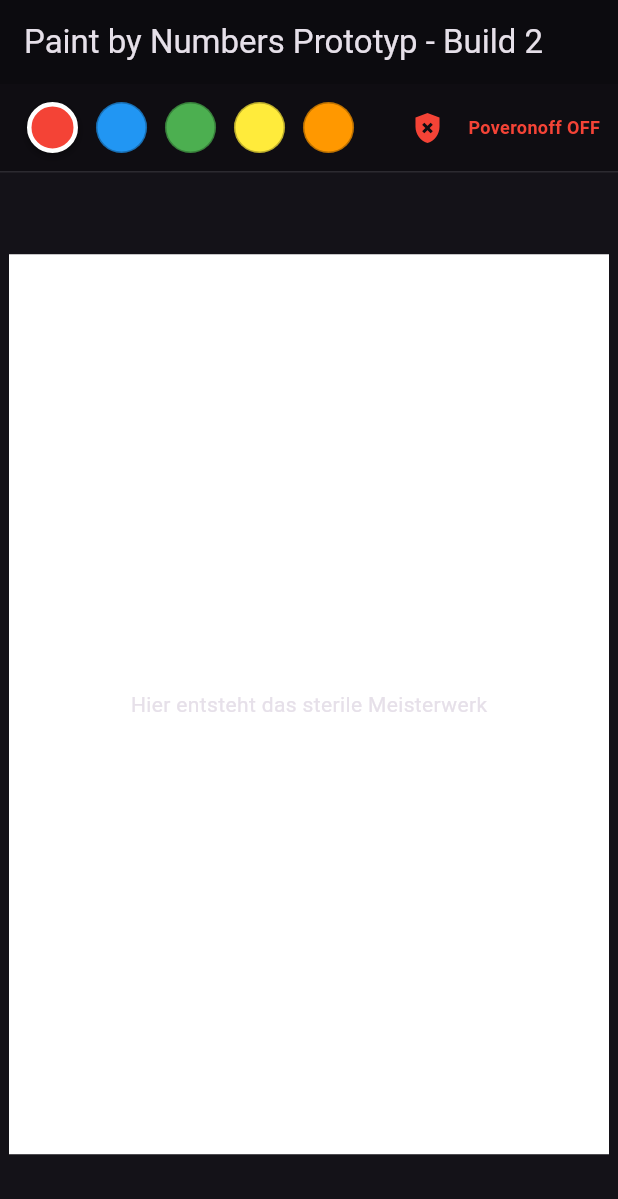
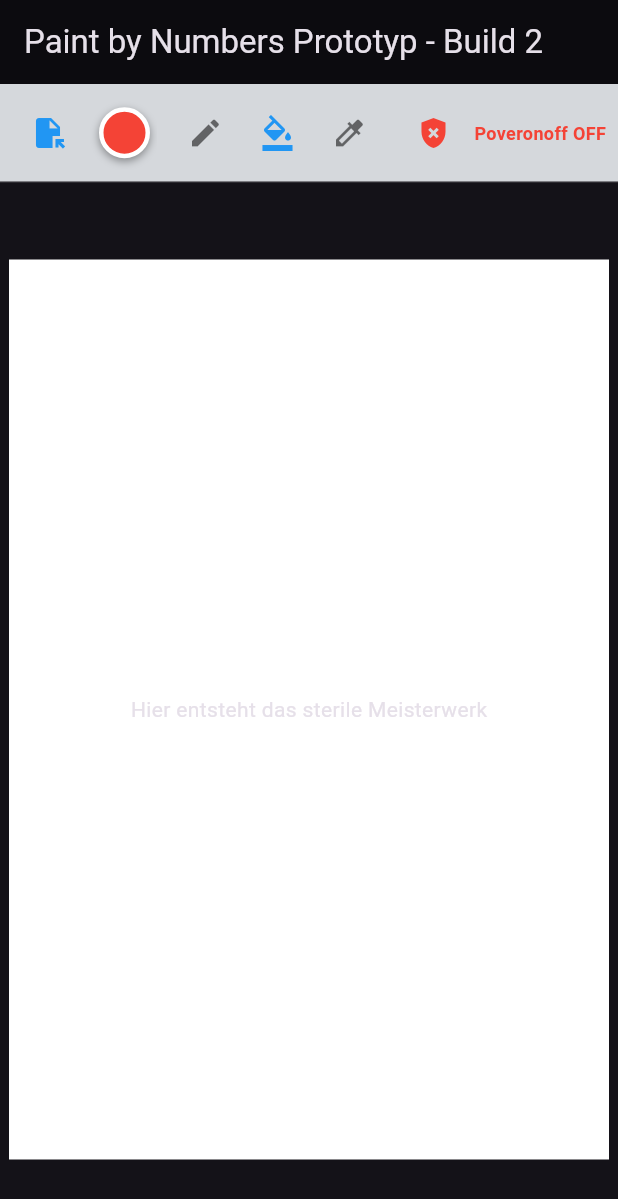
Before and after one commit to EselDompteur/malen_nach_zahlen, a Flutter app: the screen it shows after launch, on a phone screen of 412 x 824 dp. Shown: the top 1199 px of the screen. Run offline on Flutter 3.47's test engine with Material 3 defaults, Android fonts, the phone set to English and light mode, and no system bars; our stand-ins replace file_picker.

Commit message:
Meilenstein: Modulares HTML-Konstrukt mit silbergrauer SteuerLeiste, AppState und Impeller-Fix sterilisiert

```diff
--- a/lib/main.dart
+++ b/lib/main.dart
@@ -1,3 +1,4 @@
+import "src/menu/steuer_leiste.dart";
 import "package:flutter/material.dart";
 import "src/head/app_state.dart";
 import "src/menu/poveronoff_regler.dart";
@@ -65,22 +66,15 @@ class _MalenNachZahlenInterfaceState extends State<MalenNachZahlenInterface> {
       ),
       body: Column(
         children: [
-          Container(
-            color: Colors.black26,
-            padding: const EdgeInsets.symmetric(vertical: 4, horizontal: 12),
-            child: Row(
-              mainAxisAlignment: MainAxisAlignment.spaceBetween,
-              children: [
-                Expanded(child: FarbLeiste(state: _appState)),
-                const SizedBox(width: 16),
-                PoveronoffRegler(state: _appState),
-              ],
+          // 1. Das komplett gekapselte Menu-Modul includieren!
+          SteuerLeiste(state: _appState),
+          const Divider(height: 1, color: Colors.white10),
+          // 2. Das Malfeld bekommt unmissverstaendlich den gesamten restlichen Platz
+          Expanded(
+            child: MalFeld(
+              state: _appState,
+              zoomController: _zoomController,
             ),
-          ),
-          const Divider(height: 1, color: Colors.white10),
-          MalFeld(
-            state: _appState,
-            zoomController: _zoomController,
           ),
         ],
       ),
--- a/lib/src/body/mal_feld.dart
+++ b/lib/src/body/mal_feld.dart
@@ -31,7 +31,7 @@ class MalFeld extends StatelessWidget {
           final int pixelY = ((lokalePosition.dy - translationY) / scale).toInt();
 
           // Hier schlägt die unbestechliche Klick-Weiche zu!
-          if (state.kantenschutzAktiv) {
+          if (state.kantenSchutzAktiv) {
             // Wenn Genosse Poveronoff aktiv ist, zünden wir die isolierte Engine händisch an!
             print("Kantenschutz feuert bei Pixel: $pixelX, $pixelY");
 
--- a/lib/src/head/app_state.dart
+++ b/lib/src/head/app_state.dart
@@ -1,4 +1,6 @@
 import 'package:flutter/material.dart';
+
+enum MalModus { stift, eimer, pipette }
 
 class AppState extends ChangeNotifier {
   // --- Zustand: Allgemeine App-Metadaten ---
@@ -9,15 +11,17 @@ class AppState extends ChangeNotifier {
   Color _aktiveFarbe = Colors.red;
   double _pinselBreite = 5.0;
   bool _auslaufSchutzAktiv = false;
+  bool _kantenSchutzAktiv = false;
 
-  // Genosse Poveronoffs unbestechlicher Kantenschutz
-  bool _kantenschutzAktiv = false;
+  // Das aktive Werkzeug im Hangar (Standard: Fülleimer)
+  MalModus _aktuellerModus = MalModus.eimer;
 
   // --- Getter: Damit die UI-Kompnenten die Werte nur LESEN duerfen ---
   Color get aktiveFarbe => _aktiveFarbe;
   double get pinselBreite => _pinselBreite;
   bool get auslaufSchutzAktiv => _auslaufSchutzAktiv;
-  bool get kantenschutzAktiv => _kantenschutzAktiv;
+  bool get kantenSchutzAktiv => _kantenSchutzAktiv;
+  MalModus get aktuellerModus => _aktuellerModus;
 
   // --- Setter: Saubere Methoden, um die Werte kontrolliert zu VERAENDERN ---
   void wechsleFarbe(Color neueFarbe) {
@@ -36,7 +40,12 @@ class AppState extends ChangeNotifier {
   }
 
   void toggleKantenschutz() {
-    _kantenschutzAktiv = !_kantenschutzAktiv;
+    _kantenSchutzAktiv = !_kantenSchutzAktiv;
     notifyListeners(); // Zündet das visuelle Umschalten des russischen Schalters!
   }
+
+  void setMalModus(MalModus neuerModus) {
+    _aktuellerModus = neuerModus;
+    notifyListeners(); // Zuendet das visuelle Umschalten in der Toolbar!
+  }
 }
--- a/lib/src/menu/datei_button.dart
+++ b/lib/src/menu/datei_button.dart
@@ -1,6 +1,7 @@
 import 'package:flutter/material.dart';
 import '../head/app_state.dart';
 import '../helper/file_loader.dart';
+import 'package:malen_nach_zahlen/src/helper/file_loader.dart';
 
 class DateiButton extends StatelessWidget {
   final AppState state;
--- a/lib/src/menu/poveronoff_regler.dart
+++ b/lib/src/menu/poveronoff_regler.dart
@@ -9,7 +9,7 @@ class PoveronoffRegler extends StatelessWidget {
   @override
   Widget build(BuildContext context) {
     // Der Schalter lauscht direkt auf den Zustand aus dem Head-Modul
-    final bool aktiv = state.kantenschutzAktiv;
+    final bool aktiv = state.kantenSchutzAktiv;
 
     return Row(
       mainAxisSize: MainAxisSize.min,
--- a/lib/src/menu/steuer_leiste.dart
+++ b/lib/src/menu/steuer_leiste.dart
@@ -12,20 +12,32 @@ class SteuerLeiste extends StatelessWidget {
 
   @override
   Widget build(BuildContext context) {
-    return Container(
-      color: Colors.black26,
-      padding: const EdgeInsets.symmetric(vertical: 4, horizontal: 12),
-      child: Row(
-        mainAxisAlignment: MainAxisAlignment.spaceBetween,
-        children: [
-          DateiButton(state: state), // Datei-Knopf ganz links
-          const SizedBox(width: 8),
-          WerkzeugRegler(state: state), // Stift, Eimer, Pipette
-          const SizedBox(width: 16),
-          Expanded(child: FarbLeiste(state: state)), // Deine 10 Premium-Farben
-          const SizedBox(width: 16),
-          PoveronoffRegler(state: state), // Genosse Poveronoff ganz rechts
-        ],
+    // Wir nutzen Theme-Zuweisungen, damit die Icons auf dem hellen Silber dunkel und sichtbar sind!
+    return Theme(
+      data: ThemeData(
+        iconTheme: const IconThemeData(color: Colors.black87),
+      ),
+      child: Container(
+        height: 65, // Ein Hauch mehr Atempause fuer die Finger
+        color: const Color(0xFFD5D8DC), // Pures, edles Foederations-Silbergrau!
+        padding: const EdgeInsets.symmetric(vertical: 4, horizontal: 8),
+        child: Row(
+          children: [
+            DateiButton(state: state),
+            const SizedBox(width: 4),
+
+            // Flexibel anstelle von fester Breite! Schiebt sich bei Bedarf unfallfrei zusammen!
+            Expanded(
+              child: FarbLeiste(state: state),
+            ),
+            const SizedBox(width: 8),
+
+            WerkzeugRegler(state: state),
+            const SizedBox(width: 8),
+
+            PoveronoffRegler(state: state),
+          ],
+        ),
       ),
     );
   }
--- a/lib/src/menu/werkzeug_regler.dart
+++ b/lib/src/menu/werkzeug_regler.dart
@@ -8,25 +8,39 @@ class WerkzeugRegler extends StatelessWidget {
 
   @override
   Widget build(BuildContext context) {
-    // Da wir im AppState spaeter einen MalModus deklarieren koennen,
-    // nutzen wir hier vorerst eine saubere, temporäre String-Erkennung
+    final MalModus modus = state.aktuellerModus;
+
     return Row(
       mainAxisSize: MainAxisSize.min,
       children: [
+        // 1. Der Stift-Button
         IconButton(
-          icon: const Icon(Icons.edit),
+          icon: Icon(
+            Icons.edit,
+            color: modus == MalModus.stift ? Colors.blue : Colors.black54,
+          ),
           tooltip: "Stift",
-          onPressed: () => print("Stift ausgewaehlt"),
+          onPressed: () => state.setMalModus(MalModus.stift),
         ),
+
+        // 2. Der Fülleimer-Button
         IconButton(
-          icon: const Icon(Icons.format_color_fill),
+          icon: Icon(
+            Icons.format_color_fill,
+            color: modus == MalModus.eimer ? Colors.blue : Colors.black54,
+          ),
           tooltip: "Fuelleimer",
-          onPressed: () => print("Fuelleimer ausgewaehlt"),
+          onPressed: () => state.setMalModus(MalModus.eimer),
         ),
+
+        // 3. Die Pipette
         IconButton(
-          icon: const Icon(Icons.colorize),
+          icon: Icon(
+            Icons.colorize,
+            color: modus == MalModus.pipette ? Colors.blue : Colors.black54,
+          ),
           tooltip: "Pipette",
-          onPressed: () => print("Pipette ausgewaehlt"),
+          onPressed: () => state.setMalModus(MalModus.pipette),
         ),
       ],
     );
```
Also changed, not shown: lib/src/helper/file_loader.dart (added, +19 -0 lines), 1 other file.
